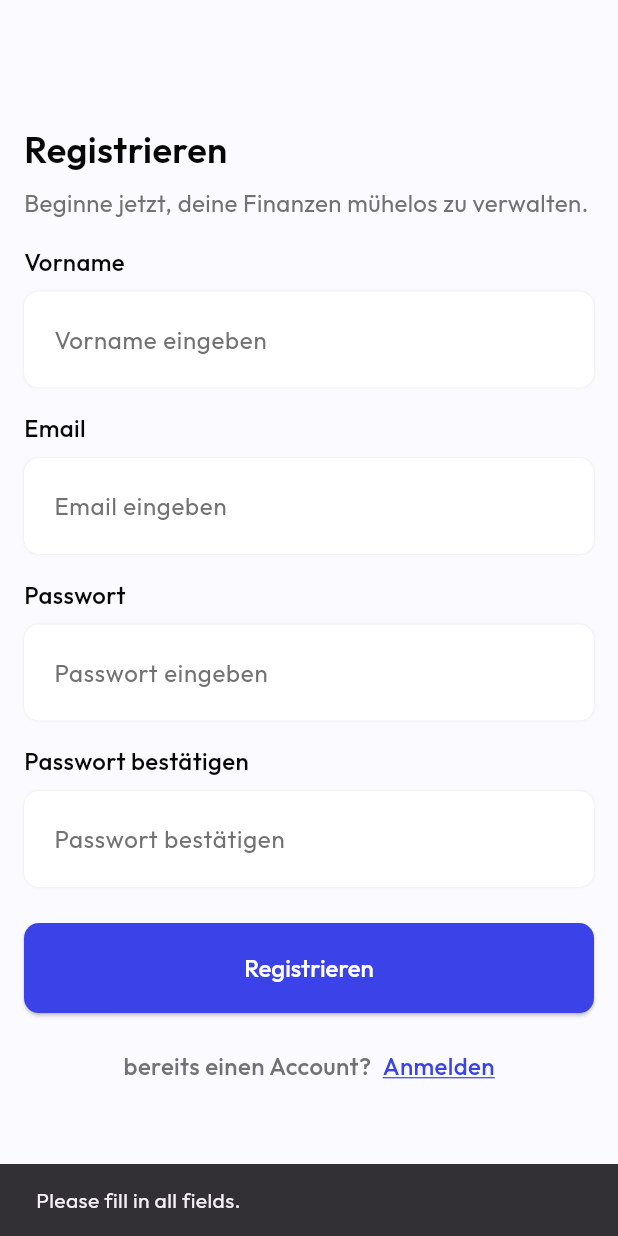
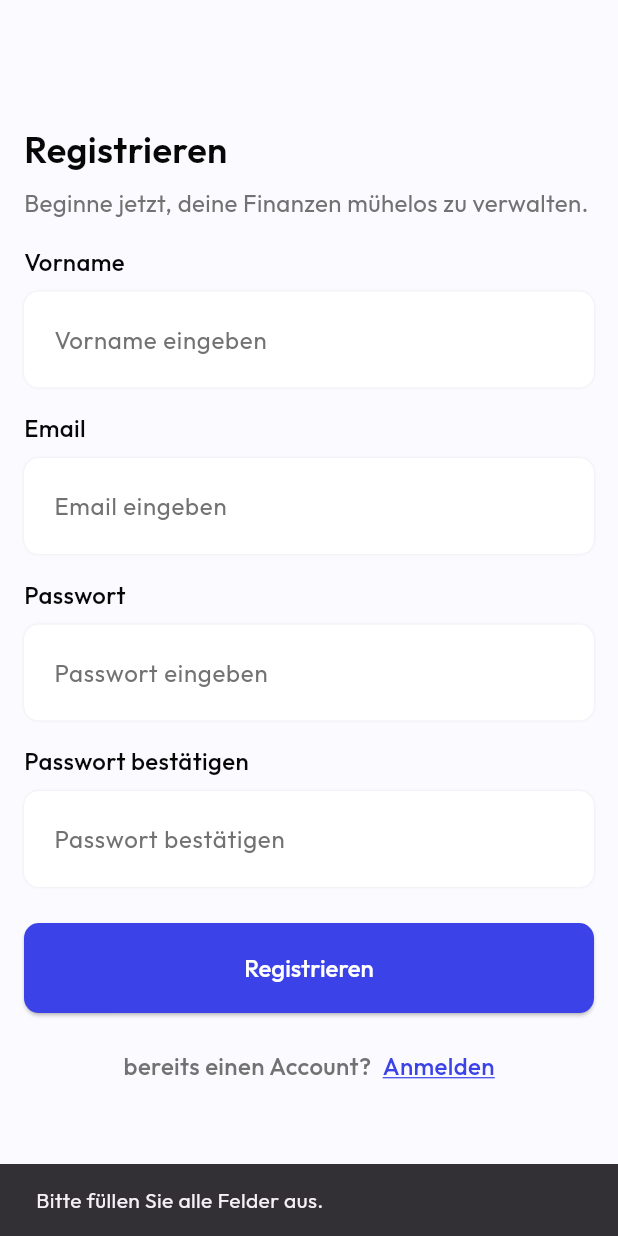
Before and after one commit to emilianmisera/trackbud-app, a Flutter app: the SignUpScreen screen opened directly, after a tap on "Registrieren", on a phone screen of 412 x 824 dp. Run offline on Flutter 3.47's test engine with Material 3 defaults, Android fonts, the phone set to English and light mode, and no system bars; drawn by our look-alikes of simple_shadow; our stand-ins replace firebase_auth, firebase_core, flutter_svg; accounts and stored records are empty.

Commit message:
change shown Strings in Snackbar

```diff
--- a/track_bud/lib/views/at_signup/signup_screen.dart
+++ b/track_bud/lib/views/at_signup/signup_screen.dart
@@ -37,7 +37,7 @@ class _SignUpScreenState extends State<SignUpScreen> {
         confirmPassword.isEmpty) {
       ScaffoldMessenger.of(context).showSnackBar(
         SnackBar(
-          content: Text("Please fill in all fields."),
+          content: Text(AppString.signupEmptyField),
         ),
       );
       return;
@@ -46,7 +46,7 @@ class _SignUpScreenState extends State<SignUpScreen> {
     if (password != confirmPassword) {
       ScaffoldMessenger.of(context).showSnackBar(
         SnackBar(
-          content: Text("Passwords do not match."),
+          content: Text(AppString.signupPasswordsDontMatch),
         ),
       );
       return;
@@ -60,19 +60,20 @@ class _SignUpScreenState extends State<SignUpScreen> {
       // Handle successful sign-up (navigate to home screen or show success message)
       ScaffoldMessenger.of(context).showSnackBar(
         SnackBar(
-          content:
-              Text("Account created with email: ${userCredential.user?.email}"),
+          content: Text(
+              "${AppString.signupSucessful}: ${userCredential.user?.email}"),
         ),
       );
 
       // navigate to Login Screen
       Navigator.of(context)
           .push(MaterialPageRoute(builder: (context) => LoginScreen()));
-    } on Exception catch (e) {
+    } on FirebaseAuthException catch (e) {
       // Handle sign-up failure (show error message)
       ScaffoldMessenger.of(context).showSnackBar(
         SnackBar(
-          content: Text("Sign-up failed: ${e.toString()}"),
+          content:
+              Text("${AppString.signupFailedSnackbar}: ${e.message ?? e.code}"),
         ),
       );
     }
```
Also changed, not shown: track_bud/lib/views/at_signup/login_screen.dart (+6 -6 lines).
